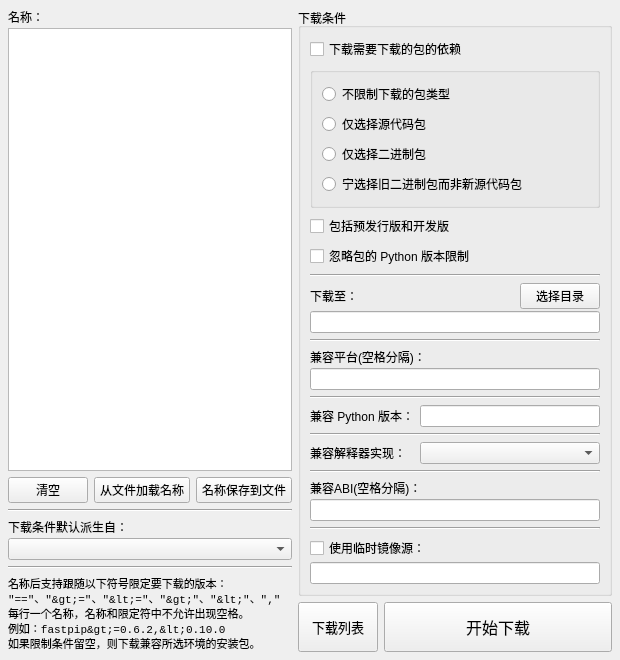
hrpzcf/AwesomePyKit, file source/awespykit/ui/package_download.ui: the form before one commit.
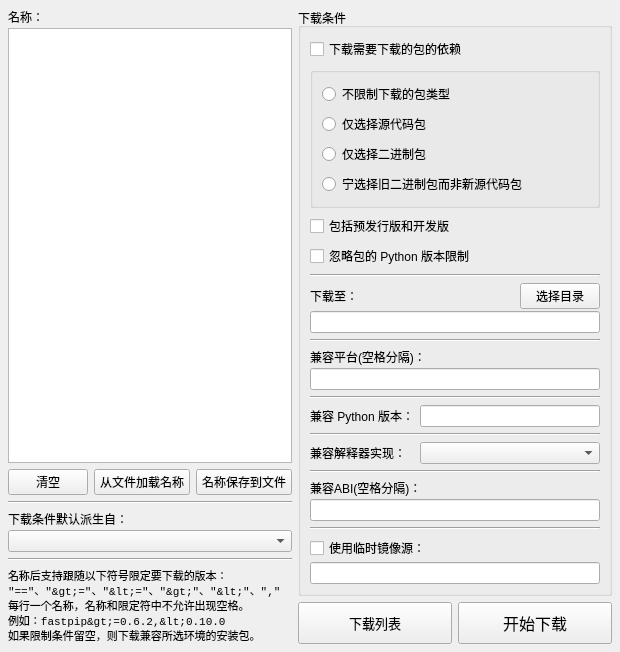
The form after the commit.

What changed in the file:
```diff
--- a/source/awespykit/ui/package_download.ui
+++ b/source/awespykit/ui/package_download.ui
@@ -10,7 +10,7 @@
     <x>0</x>
     <y>0</y>
     <width>620</width>
-    <height>658</height>
+    <height>650</height>
    </rect>
   </property>
   <property name="font">
@@ -529,13 +529,13 @@
          </spacer>
         </item>
         <item>
-         <layout class="QHBoxLayout" name="horizontalLayout_4" stretch="0,1">
+         <layout class="QHBoxLayout" name="horizontalLayout_4">
           <item>
            <widget class="QPushButton" name="uiPushButton_show_dllist">
             <property name="minimumSize">
              <size>
               <width>0</width>
-              <height>50</height>
+              <height>42</height>
              </size>
             </property>
             <property name="font">
@@ -554,7 +554,7 @@
             <property name="minimumSize">
              <size>
               <width>0</width>
-              <height>50</height>
+              <height>42</height>
              </size>
             </property>
             <property name="palette">
```
